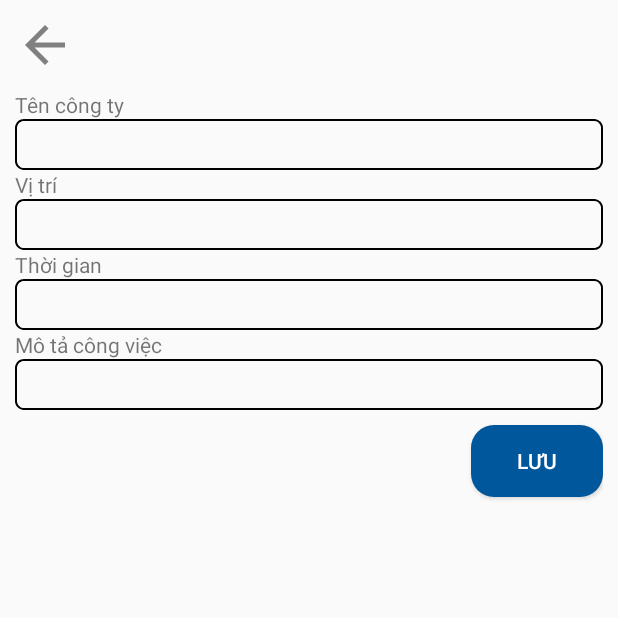
After one commit to TMThaor/finalExam, an Android app: the FormAddExperience screen opened directly, with no data from a screen before it, on a phone screen of 412 x 824 dp, the top half of it. The commit adds this screen. Run offline under Robolectric (Android 15) with nearby library versions, the phone set to English and light mode, and no system bars.

Commit message:
tạo giao diện

```diff
--- /dev/null
+++ b/app/src/main/java/com/example/finalexam/job/FormAddExperience.java
@@ -0,0 +1,20 @@
+package com.example.finalexam.job;
+
+import android.os.Bundle;
+
+import androidx.activity.EdgeToEdge;
+import androidx.appcompat.app.AppCompatActivity;
+import androidx.core.graphics.Insets;
+import androidx.core.view.ViewCompat;
+import androidx.core.view.WindowInsetsCompat;
+
+import com.example.finalexam.R;
+
+public class FormAddExperience extends AppCompatActivity {
+
+    @Override
+    protected void onCreate(Bundle savedInstanceState) {
+        super.onCreate(savedInstanceState);
+        setContentView(R.layout.activity_form_add_experience);
+    }
+}
--- /dev/null
+++ b/app/src/main/java/com/example/finalexam/job/model/Experience.java
@@ -0,0 +1,4 @@
+package com.example.finalexam.job.model;
+
+public class Experience {
+}
--- a/app/src/main/res/drawable/custom_button_tron.xml
+++ b/app/src/main/res/drawable/custom_button_tron.xml
@@ -1,5 +1,8 @@
 <?xml version="1.0" encoding="utf-8"?>
 <shape xmlns:android="http://schemas.android.com/apk/res/android">
+    <padding
+        android:right="8dp"
+        android:left="8dp"/>
     <solid
         android:color="@color/blue"/>
     <corners
--- /dev/null
+++ b/app/src/main/res/layout/activity_form_add_experience.xml
@@ -0,0 +1,80 @@
+<?xml version="1.0" encoding="utf-8"?>
+<LinearLayout xmlns:android="http://schemas.android.com/apk/res/android"
+    xmlns:app="http://schemas.android.com/apk/res-auto"
+    xmlns:tools="http://schemas.android.com/tools"
+    android:id="@+id/main"
+    android:layout_width="match_parent"
+    android:layout_height="match_parent"
+    tools:context=".job.FormAddExperience"
+    android:orientation="vertical"
+    android:padding="10dp">
+
+    <Button
+        android:id="@+id/btnBackMoreJob"
+        android:layout_width="40dp"
+        android:layout_height="40dp"
+        android:background="@drawable/back"
+        android:layout_marginBottom="10dp"/>
+
+
+    <TextView
+        android:layout_width="wrap_content"
+        android:layout_height="wrap_content"
+        android:text="Tên công ty"/>
+
+    <EditText
+        android:id="@+id/tvExpNameCompany"
+        android:layout_width="match_parent"
+        android:layout_height="wrap_content"
+        android:background="@drawable/custom_cv_field" />
+
+
+    <TextView
+        android:layout_width="wrap_content"
+        android:layout_height="wrap_content"
+        android:text="Vị trí"/>
+
+    <EditText
+        android:id="@+id/tvExpRole"
+        android:layout_width="match_parent"
+        android:layout_height="wrap_content"
+        android:background="@drawable/custom_cv_field" />
+
+
+    <TextView
+        android:layout_width="wrap_content"
+        android:layout_height="wrap_content"
+        android:text="Thời gian"/>
+
+    <EditText
+        android:id="@+id/tvExpDate"
+        android:layout_width="match_parent"
+        android:layout_height="wrap_content"
+        android:background="@drawable/custom_cv_field" />
+
+
+    <TextView
+        android:layout_width="wrap_content"
+        android:layout_height="wrap_content"
+        android:text="Mô tả công việc"/>
+
+    <EditText
+        android:id="@+id/tvExpDes"
+        android:layout_width="match_parent"
+        android:layout_height="wrap_content"
+        android:background="@drawable/custom_cv_field"
+        android:layout_marginBottom="10dp"
+        android:inputType="textMultiLine"
+        />
+
+    <Button
+        android:id="@+id/btnSaveExp"
+        android:layout_width="wrap_content"
+        android:layout_height="wrap_content"
+        android:text="Lưu"
+        android:layout_gravity="right"
+        android:background="@drawable/custom_button_tron"
+        android:textColor="@color/white"
+        />
+
+</LinearLayout>
```
Also changed, not shown: app/src/main/AndroidManifest.xml (+15 -10 lines), app/src/main/java/com/example/finalexam/job/UserExperienceList.java (added, +20 -0 lines), app/src/main/java/com/example/finalexam/job/adapter/ExperienceAdapter.java (added, +20 -0 lines), app/src/main/java/com/example/finalexam/mainPage/fragments/CVFormFragment.java (+18 -7 lines), app/src/main/res/layout/activity_user_experience_list.xml (added, +33 -0 lines), app/src/main/res/layout/fragment_cv_form.xml (+6 -7 lines), app/src/main/res/layout/item_list_exp.xml (added, +64 -0 lines).
